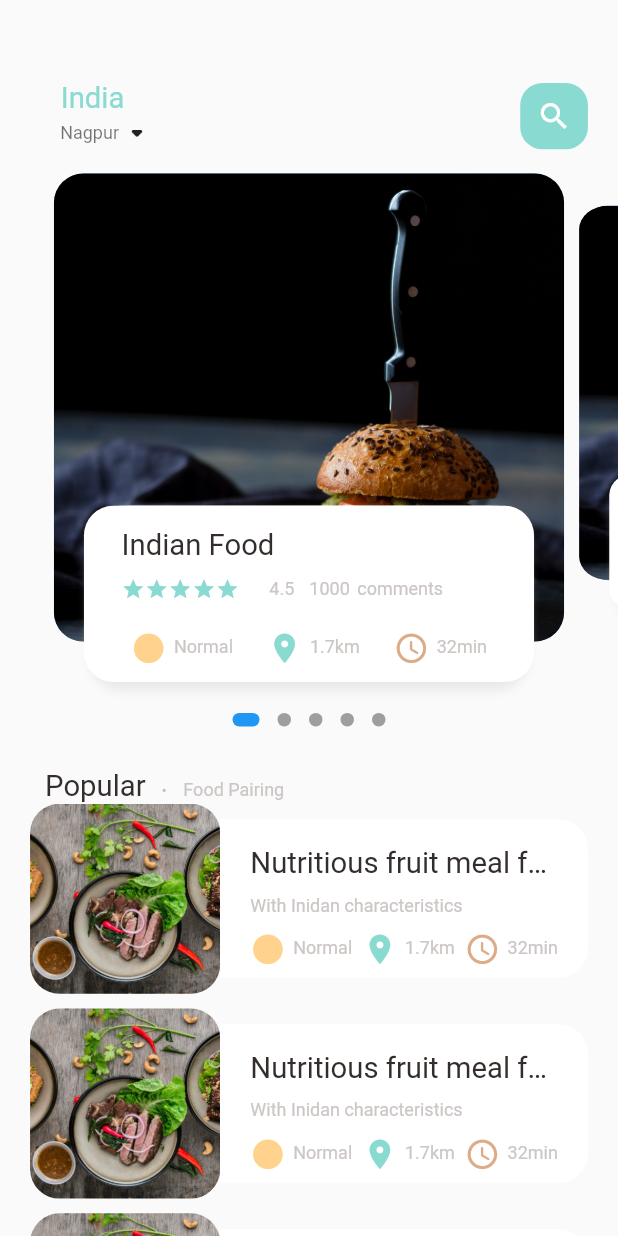
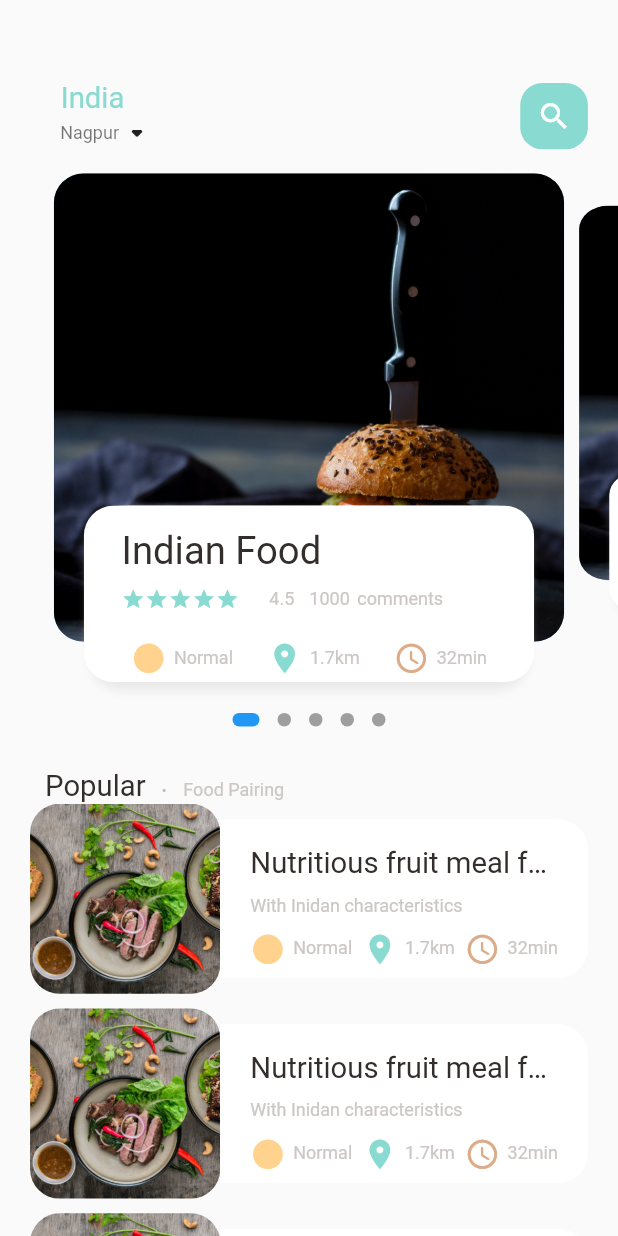
Before and after one commit to abdGhost/ecommerce_app, a Flutter app: the MainFoodScreen screen opened directly, on a phone screen of 412 x 824 dp. Run offline on Flutter 3.47's test engine with Material 2 defaults, Android fonts, the phone set to English and light mode, and no system bars; drawn by our look-alikes of dots_indicator; our stand-ins replace get.

Commit message:
Added food item screen

```diff
--- a/lib/pages/food/popular_food_details.dart
+++ b/lib/pages/food/popular_food_details.dart
@@ -1,6 +1,8 @@
 import 'package:flutter/cupertino.dart';
 import 'package:flutter/material.dart';
+import 'package:shop_app/util/app_color.dart';
 import 'package:shop_app/util/dimensions.dart';
+import 'package:shop_app/widget/big_text.dart';
 
 import '../../widget/app_column.dart';
 import '../../widget/appbar_icon.dart';
@@ -11,6 +13,7 @@ class PopularFoodDetails extends StatelessWidget {
   @override
   Widget build(BuildContext context) {
     return Scaffold(
+      backgroundColor: Colors.white,
       body: Stack(
         children: [
           Positioned(
@@ -61,10 +64,37 @@ class PopularFoodDetails extends StatelessWidget {
                 ),
                 color: Colors.white,
               ),
-              child: const AppColumn(),
+              child: Column(
+                crossAxisAlignment: CrossAxisAlignment.start,
+                children: [
+                  AppColumn(
+                    text: "Indian Food",
+                  ),
+                  SizedBox(
+                    height: Dimensions.height20,
+                  ),
+                  BigText(text: 'Introduce'),
+                ],
+              ),
             ),
-          )
+          ),
         ],
+      ),
+      bottomNavigationBar: Container(
+        height: 100,
+        padding: EdgeInsets.only(
+          top: Dimensions.height30,
+          bottom: Dimensions.height30,
+          left: Dimensions.width20,
+          right: Dimensions.width20,
+        ),
+        decoration: BoxDecoration(
+          color: AppColors.buttonBackgroundColor,
+          borderRadius: BorderRadius.only(
+            topLeft: Radius.circular(Dimensions.radius20 * 2),
+            topRight: Radius.circular(Dimensions.radius20 * 2),
+          ),
+        ),
       ),
     );
   }
--- a/lib/pages/home/food_screen_body.dart
+++ b/lib/pages/home/food_screen_body.dart
@@ -2,6 +2,7 @@ import 'package:dots_indicator/dots_indicator.dart';
 import 'package:flutter/material.dart';
 import 'package:shop_app/util/app_color.dart';
 import 'package:shop_app/util/dimensions.dart';
+import 'package:shop_app/widget/app_column.dart';
 import 'package:shop_app/widget/big_text.dart';
 import 'package:shop_app/widget/icon_and_text_widget.dart';
 import 'package:shop_app/widget/small_text.dart';
@@ -280,71 +281,8 @@ class _FoodScreenBodyState extends State<FoodScreenBody> {
                   right: Dimensions.width20,
                   top: Dimensions.height15,
                 ),
-                child: Column(
-                  crossAxisAlignment: CrossAxisAlignment.start,
-                  children: [
-                    BigText(
-                      text: 'Indian Food',
-                    ),
-                    SizedBox(
-                      height: Dimensions.height10,
-                    ),
-                    Row(
-                      children: [
-                        Wrap(
-                          children: List.generate(
-                            5,
-                            (index) => Icon(
-                              Icons.star,
-                              color: AppColors.mainColor,
-                              size: Dimensions.font16,
-                            ),
-                          ),
-                        ),
-                        SizedBox(
-                          width: Dimensions.width20,
-                        ),
-                        SmallText(text: '4.5'),
-                        SizedBox(
-                          width: Dimensions.width10,
-                        ),
-                        SmallText(text: '1000'),
-                        SizedBox(
-                          width: Dimensions.width5,
-                        ),
-                        SmallText(text: 'comments'),
-                      ],
-                    ),
-                    SizedBox(
-                      height: Dimensions.height20,
-                    ),
-                    Row(
-                      mainAxisAlignment: MainAxisAlignment.spaceEvenly,
-                      children: [
-                        IconAndTextWidget(
-                          text: "Normal",
-                          icon: Icons.circle_sharp,
-                          iconColor: AppColors.iconColor01,
-                        ),
-                        SizedBox(
-                          width: Dimensions.width10,
-                        ),
-                        IconAndTextWidget(
-                          text: "1.7km",
-                          icon: Icons.location_on,
-                          iconColor: AppColors.mainColor,
-                        ),
-                        SizedBox(
-                          width: Dimensions.width10,
-                        ),
-                        IconAndTextWidget(
-                          text: "32min",
-                          icon: Icons.access_time_rounded,
-                          iconColor: AppColors.iconColor02,
-                        ),
-                      ],
-                    ),
-                  ],
+                child: AppColumn(
+                  text: "Indian Food",
                 ),
               ),
             ),
--- a/lib/util/dimensions.dart
+++ b/lib/util/dimensions.dart
@@ -14,6 +14,7 @@ class Dimensions {
   static double height10 = screenHeight / 84.4;
   static double height15 = screenHeight / 56.27;
   static double height20 = screenHeight / 42.2;
+  static double height30 = screenHeight / 28;
   static double height45 = screenHeight / 18.66;
   static double height55 = screenHeight / 15.27;
 
@@ -29,6 +30,7 @@ class Dimensions {
   // Dynamic Font Size
   static double font16 = screenHeight / 52.5;
   static double font20 = screenHeight / 42.2;
+  static double font26 = screenHeight / 32.30;
 
   // Dynamic Radius
   static double radius5 = screenHeight / 168;
--- a/lib/widget/app_column.dart
+++ b/lib/widget/app_column.dart
@@ -8,7 +8,11 @@ import 'big_text.dart';
 import 'icon_and_text_widget.dart';
 
 class AppColumn extends StatelessWidget {
-  const AppColumn({Key? key}) : super(key: key);
+  String text;
+  AppColumn({
+    Key? key,
+    required this.text,
+  }) : super(key: key);
 
   @override
   Widget build(BuildContext context) {
@@ -16,7 +20,8 @@ class AppColumn extends StatelessWidget {
       crossAxisAlignment: CrossAxisAlignment.start,
       children: [
         BigText(
-          text: 'Indian Food',
+          text: text,
+          size: Dimensions.font26,
         ),
         SizedBox(
           height: Dimensions.height10,
--- a/lib/widget/big_text.dart
+++ b/lib/widget/big_text.dart
@@ -20,7 +20,7 @@ class BigText extends StatelessWidget {
       overflow: textOverFlow,
       style: TextStyle(
         color: color,
-        fontSize: Dimensions.font20,
+        fontSize: size == 0 ? Dimensions.font20 : size,
         fontFamily: 'Roboto',
         fontWeight: FontWeight.w400,
       ),
```
